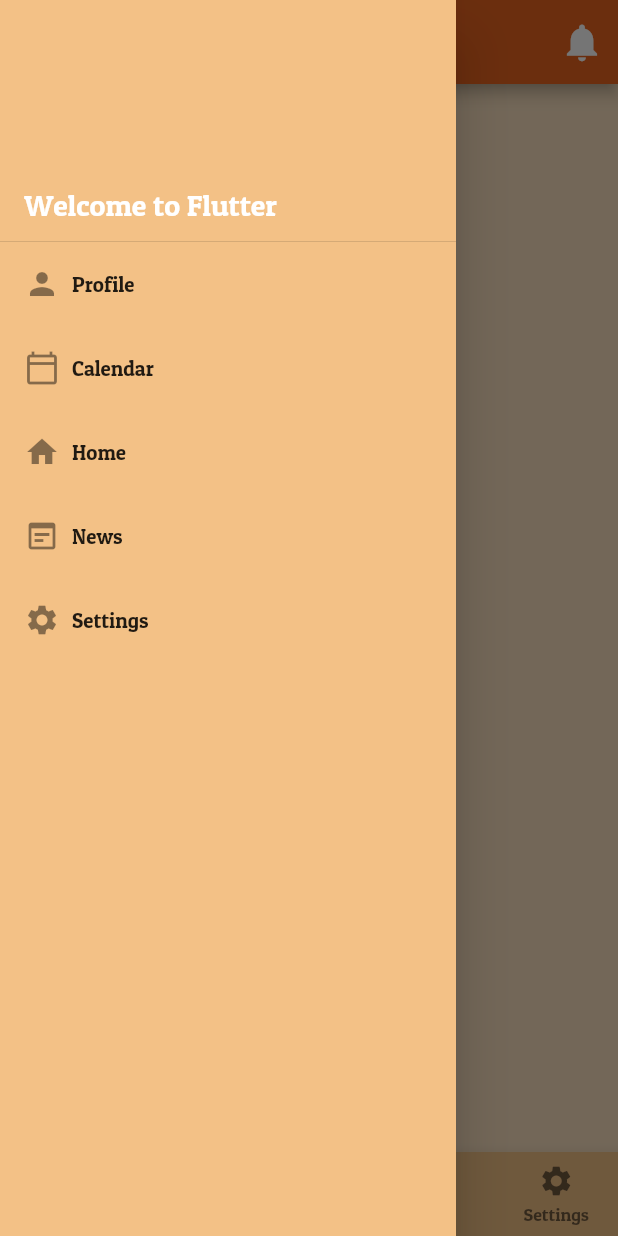
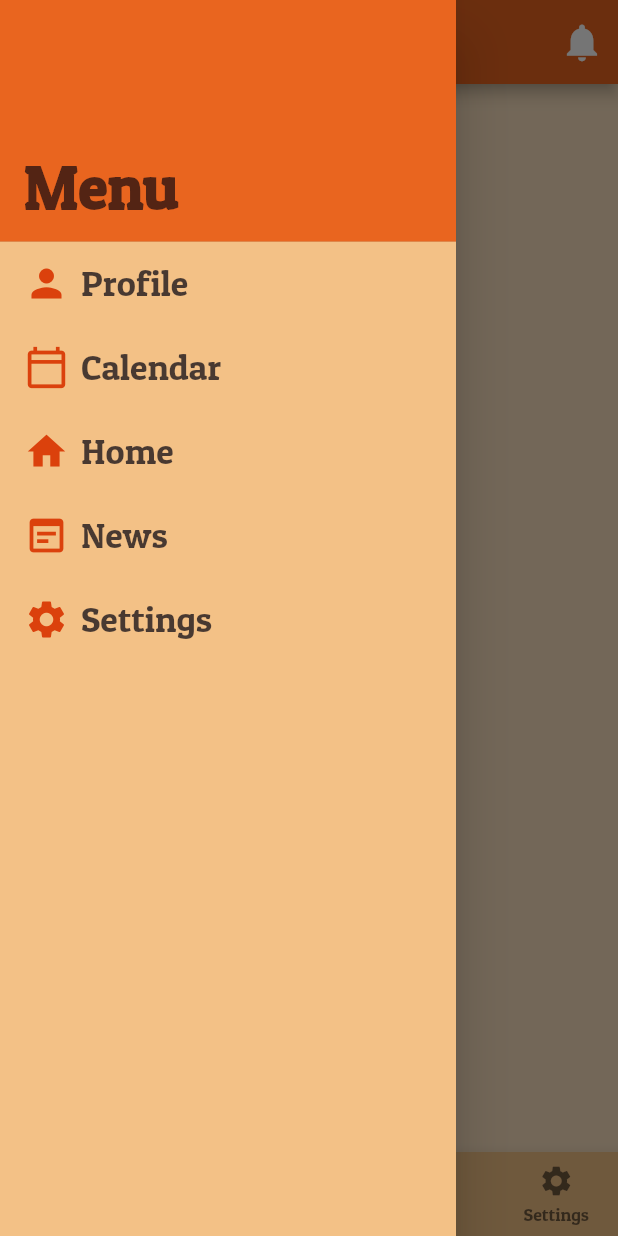
Before and after one commit to edanuroztrk/PetTracker-App, a Flutter app: the NavigationBar screen opened directly, with the side drawer open, on a phone screen of 412 x 824 dp. Run offline on Flutter 3.47's test engine with Material 2 defaults, Android fonts, the phone set to English and light mode, and no system bars; our stand-ins replace flutter_svg; project files that could hold a hidden picture were left out.

Commit message:
Side Bar UI fix
update before database

```diff
--- a/lib/Screens/PetProfile/components/body.dart
+++ b/lib/Screens/PetProfile/components/body.dart
@@ -12,7 +12,7 @@
         children: <Widget> [
           SizedBox(height: 16,),
           Padding(
-              padding: const EdgeInsets.symmetric(horizontal: 25),
+              padding: const EdgeInsets.symmetric(horizontal: 20),
               child: Row(
                 children: <Widget>[
 
@@ -52,7 +52,7 @@
       child: ClipRRect(
         borderRadius: BorderRadius.circular(4.0),
         child: Container(
-          width: MediaQuery.of(context).size.width / 1.25  ,
+          width: MediaQuery.of(context).size.width / 1.20  ,
           height:  200,
           decoration: BoxDecoration(
             image: DecorationImage(
--- a/lib/widgets/Body.dart
+++ b/lib/widgets/Body.dart
@@ -5,10 +5,17 @@
   return ListTile(
     title: Row(
       children: <Widget>[
-        Icon(icon),
+        Icon(icon,color: Color(0xFFDB410C), size: 30,),
         Padding(
           padding: EdgeInsets.only(left: 8.0),
-          child: Text(text),
+          child: Text(text,
+            style: TextStyle(
+              color:  Color(0xB502010E),
+              fontFamily: "Patua",
+              fontSize: 24,
+              fontWeight: FontWeight.w500,
+
+            ),),
         )
       ],
     ),
--- a/lib/widgets/Header.dart
+++ b/lib/widgets/Header.dart
@@ -4,16 +4,20 @@
   return DrawerHeader(
       margin: EdgeInsets.zero,
       padding: EdgeInsets.zero,
+      decoration: BoxDecoration(
+        color: Color(0xFFE9651F),
+      ),
 
 
       child: Stack(children: <Widget>[
-        Positioned(
-            bottom: 12.0,
-            left: 16.0,
-            child: Text("Welcome to Flutter",
-                style: TextStyle(
-                    color: Colors.white,
-                    fontSize: 20.0,
-                    fontWeight: FontWeight.w500))),
-      ]));
+          Positioned(
+          bottom: 12.0,
+          left: 16.0,
+          child: Text("Menu",
+              style: TextStyle(
+                  fontFamily: "Patua",
+                  fontWeight: FontWeight.w800,
+                  fontSize: 40,
+                  color: Color(0xA602010E))),),
+          ]));
 }
```
Also changed, not shown: lib/SideBar.dart (+0 -7 lines).
